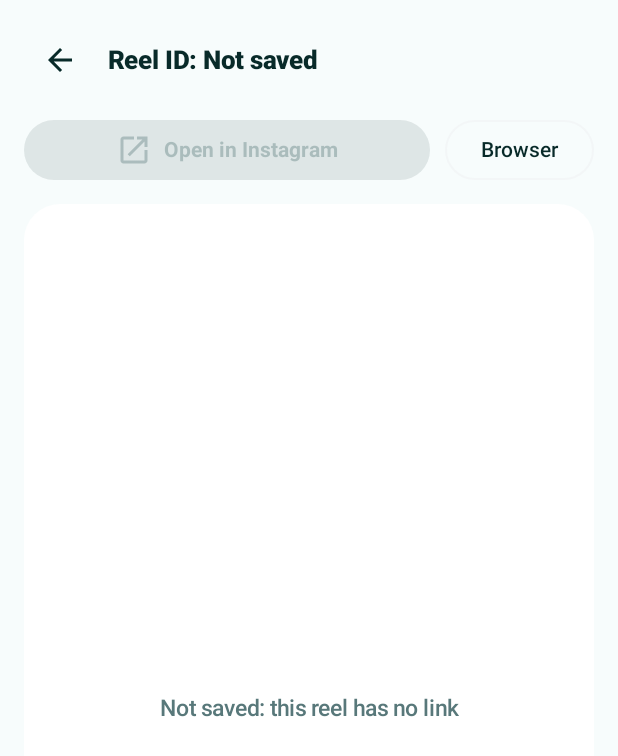
After one commit to amar175329-web/ReelReminder, an Android app built with Jetpack Compose: the composable PlayerScreen called with empty values, on a phone screen of 412 x 824 dp. The commit adds this screen. Shown: the top 756 px of the screen. Run offline under Robolectric (Android 15) with nearby library versions, the phone set to English and light mode, and no system bars.

Commit message:
feat(opener): implement ReelOpener, ShortcodeParser, MediaIdCodec, PlayerScreen, and Debug selector (Issue 1)

```diff
--- a/app/build.gradle.kts
+++ b/app/build.gradle.kts
@@ -7,7 +7,7 @@ plugins {
 
 android {
     namespace = "com.reelreminder.app"
-    compileSdk = 35
+    compileSdk = 36
 
     defaultConfig {
         applicationId = "com.reelreminder.app"
--- a/app/src/main/AndroidManifest.xml
+++ b/app/src/main/AndroidManifest.xml
@@ -1,6 +1,7 @@
 <?xml version="1.0" encoding="utf-8"?>
 <manifest xmlns:android="http://schemas.android.com/apk/res/android">
 
+    <uses-permission android:name="android.permission.INTERNET" />
     <uses-permission android:name="android.permission.POST_NOTIFICATIONS" />
     <uses-permission android:name="android.permission.SCHEDULE_EXACT_ALARM" />
     <uses-permission android:name="android.permission.RECEIVE_BOOT_COMPLETED" />
@@ -11,6 +12,10 @@
         <intent>
             <action android:name="android.intent.action.VIEW" />
             <data android:scheme="https" />
+        </intent>
+        <intent>
+            <action android:name="android.intent.action.VIEW" />
+            <data android:scheme="instagram" />
         </intent>
     </queries>
 
--- /dev/null
+++ b/app/src/main/java/com/reelreminder/app/ui/player/PlayerScreen.kt
@@ -0,0 +1,194 @@
+package com.reelreminder.app.ui.player
+
+import android.annotation.SuppressLint
+import android.net.Uri
+import android.webkit.WebResourceRequest
+import android.webkit.WebView
+import android.webkit.WebViewClient
+import androidx.compose.foundation.background
+import androidx.compose.foundation.layout.Arrangement
+import androidx.compose.foundation.layout.Box
+import androidx.compose.foundation.layout.Column
+import androidx.compose.foundation.layout.Row
+import androidx.compose.foundation.layout.Spacer
+import androidx.compose.foundation.layout.fillMaxSize
+import androidx.compose.foundation.layout.fillMaxWidth
+import androidx.compose.foundation.layout.height
+import androidx.compose.foundation.layout.padding
+import androidx.compose.foundation.layout.statusBarsPadding
+import androidx.compose.foundation.shape.RoundedCornerShape
+import androidx.compose.material.icons.Icons
+import androidx.compose.material.icons.automirrored.filled.ArrowBack
+import androidx.compose.material.icons.automirrored.filled.OpenInNew
+import androidx.compose.material3.Button
+import androidx.compose.material3.ButtonDefaults
+import androidx.compose.material3.Icon
+import androidx.compose.material3.IconButton
+import androidx.compose.material3.MaterialTheme
+import androidx.compose.material3.OutlinedButton
+import androidx.compose.material3.Surface
+import androidx.compose.material3.Text
+import androidx.compose.runtime.Composable
+import androidx.compose.runtime.remember
+import androidx.compose.ui.Alignment
+import androidx.compose.ui.Modifier
+import androidx.compose.ui.graphics.Color
+import androidx.compose.ui.text.font.FontWeight
+import androidx.compose.ui.text.style.TextOverflow
+import androidx.compose.ui.unit.dp
+import androidx.compose.ui.unit.sp
+import androidx.compose.ui.viewinterop.AndroidView
+import com.reelreminder.app.data.Reel
+import com.reelreminder.app.ui.theme.LightB1
+import com.reelreminder.app.ui.theme.LightInk
+import com.reelreminder.app.ui.theme.LightMute
+import com.reelreminder.app.ui.theme.TealDark
+import com.reelreminder.app.util.ShortcodeParser
+
+private val ALLOWED_EMBED_HOSTS = setOf(
+    "instagram.com",
+    "www.instagram.com",
+    "static.cdninstagram.com",
+    "scontent.cdninstagram.com"
+)
+
+@SuppressLint("SetJavaScriptEnabled")
+@Composable
+fun PlayerScreen(
+    reel: Reel?,
+    onBack: () -> Unit,
+    onOpenInInstagram: () -> Unit,
+    onOpenInBrowser: () -> Unit,
+    modifier: Modifier = Modifier
+) {
+    val parsed = remember(reel?.url) { ShortcodeParser.parse(reel?.url) }
+    val shortcode = parsed?.shortcode
+    val embedUrl = shortcode?.let { "https://www.instagram.com/reel/$it/embed/" }
+
+    Column(
+        modifier = modifier
+            .fillMaxSize()
+            .background(LightB1)
+            .statusBarsPadding()
+            .padding(16.dp)
+    ) {
+        Row(
+            modifier = Modifier.fillMaxWidth(),
+            verticalAlignment = Alignment.CenterVertically,
+            horizontalArrangement = Arrangement.spacedBy(8.dp)
+        ) {
+            IconButton(onClick = onBack) {
+                Icon(
+                    imageVector = Icons.AutoMirrored.Filled.ArrowBack,
+                    contentDescription = "Back",
+                    tint = LightInk
+                )
+            }
+            Column(modifier = Modifier.weight(1f)) {
+                Text(
+                    text = if (shortcode != null) "Reel ID: $shortcode" else "Reel ID: Not saved",
+                    fontWeight = FontWeight.ExtraBold,
+                    fontSize = 17.sp,
+                    color = LightInk,
+                    maxLines = 1,
+                    overflow = TextOverflow.Ellipsis
+                )
+                if (!reel?.note.isNullOrBlank()) {
+                    Text(
+                        text = reel?.note.orEmpty(),
+                        fontSize = 13.sp,
+                        color = LightMute,
+                        maxLines = 2,
+                        overflow = TextOverflow.Ellipsis
+                    )
+                }
+            }
+        }
+
+        Spacer(modifier = Modifier.height(12.dp))
+
+        Row(
+            modifier = Modifier.fillMaxWidth(),
+            horizontalArrangement = Arrangement.spacedBy(10.dp)
+        ) {
+            Button(
+                onClick = onOpenInInstagram,
+                enabled = shortcode != null,
+                modifier = Modifier.weight(1f),
+                shape = RoundedCornerShape(999.dp),
+                colors = ButtonDefaults.buttonColors(containerColor = TealDark)
+            ) {
+                Icon(
+                    imageVector = Icons.AutoMirrored.Filled.OpenInNew,
+                    contentDescription = null
+                )
+                Spacer(modifier = Modifier.padding(horizontal = 4.dp))
+                Text("Open in Instagram", fontWeight = FontWeight.Bold)
+            }
+
+            OutlinedButton(
+                onClick = onOpenInBrowser,
+                enabled = shortcode != null,
+                shape = RoundedCornerShape(999.dp)
+            ) {
+                Text("Browser", fontWeight = FontWeight.SemiBold, color = LightInk)
+            }
+        }
+
+        Spacer(modifier = Modifier.height(12.dp))
+
+        Surface(
+            modifier = Modifier
+                .fillMaxWidth()
+                .weight(1f),
+            shape = RoundedCornerShape(24.dp),
+            color = Color.White
+        ) {
+            if (embedUrl != null) {
+                AndroidView(
+                    modifier = Modifier.fillMaxSize(),
+                    factory = { ctx ->
+                        WebView(ctx).apply {
+                            settings.javaScriptEnabled = true
+                            settings.domStorageEnabled = true
+                            settings.allowFileAccess = false
+                            settings.allowContentAccess = false
+                            webViewClient = object : WebViewClient() {
+                                override fun shouldOverrideUrlLoading(
+                                    view: WebView?,
+                                    request: WebResourceRequest?
+                                ): Boolean {
+                                    val url = request?.url ?: return true
+                                    return !isAllowedEmbedUri(url)
+                                }
+                            }
+                            loadUrl(embedUrl)
+                        }
+                    },
+                    update = { webView ->
+                        if (webView.url != embedUrl) {
+                            webView.loadUrl(embedUrl)
+                        }
+                    }
+                )
+            } else {
+                Box(
+                    modifier = Modifier.fillMaxSize(),
+                    contentAlignment = Alignment.Center
+                ) {
+                    Text(
+                        text = "Not saved: this reel has no link",
+                        style = MaterialTheme.typography.bodyLarge,
+                        color = LightMute
+                    )
+                }
+            }
+        }
+    }
+}
+
+private fun isAllowedEmbedUri(uri: Uri): Boolean {
+    if (uri.scheme?.lowercase() != "https") return false
+    val host = uri.host?.lowercase() ?: return false
+    return host in ALLOWED_EMBED_HOSTS || host.endsWith(".cdninstagram.com") || host.endsWith(".fbcdn.net")
+}
--- /dev/null
+++ b/app/src/main/java/com/reelreminder/app/util/ShortcodeParser.kt
@@ -0,0 +1,48 @@
+package com.reelreminder.app.util
+
+import java.net.URI
+
+data class ParsedInstagramReel(
+    val shortcode: String,
+    val canonicalUrl: String
+)
+
+/**
+ * Extracts and validates Instagram reel/post/tv shortcodes and builds canonical URLs
+ * with tracking query parameters stripped.
+ */
+object ShortcodeParser {
+    private val urlRegex = Regex("""https?://[^\s<>"']+""", RegexOption.IGNORE_CASE)
+    private const val trailingPunctuation = ".,)]};:!?\"'…"
+    private val hostRegex = Regex("""^(?:www\.)?instagram\.com$""", RegexOption.IGNORE_CASE)
+    private val shortcodeRegex = Regex(
+        """instagram\.com/(?:reel|reels|p|tv)/([A-Za-z0-9_-]{5,})""",
+        RegexOption.IGNORE_CASE
+    )
+
+    fun parse(rawUrl: String?): ParsedInstagramReel? {
+        val candidate = rawUrl?.trim().orEmpty()
+        if (candidate.isEmpty() || candidate.any { it.isWhitespace() }) return null
+        return runCatching {
+            val uri = URI(candidate)
+            val scheme = uri.scheme?.lowercase()
+            val host = uri.host?.lowercase()
+            if (scheme != "https" || host == null || !hostRegex.matches(host)) {
+                return null
+            }
+            val match = shortcodeRegex.find(candidate) ?: return null
+            val shortcode = match.groupValues[1]
+            ParsedInstagramReel(
+                shortcode = shortcode,
+                canonicalUrl = "https://www.instagram.com/reel/$shortcode/"
+            )
+        }.getOrNull()
+    }
+
+    fun extractFromText(text: String?): ParsedInstagramReel? {
+        if (text.isNullOrBlank()) return null
+        val match = urlRegex.find(text)?.value ?: return null
+        val cleaned = match.trimEnd { it in trailingPunctuation }
+        return parse(cleaned)
+    }
+}
--- a/gradle.properties
+++ b/gradle.properties
@@ -9,3 +9,4 @@ kotlin.incremental=true
 # ARM64 build hosts need the project-local AAPT2 wrapper (Google's Maven
 # artifact is x86_64-only). On x86_64 the wrapper delegates to build-tools.
 android.aapt2FromMavenOverride=../tools/aapt2/aapt2
+android.suppressUnsupportedCompileSdk=36
```
Also changed, not shown: app/src/main/java/com/reelreminder/app/ui/ReelReminderApp.kt (+74 -5 lines), app/src/main/java/com/reelreminder/app/ui/home/TodayView.kt (+10 -0 lines), app/src/main/java/com/reelreminder/app/ui/schedule/ScheduleViewModel.kt (+5 -2 lines), app/src/main/java/com/reelreminder/app/ui/settings/SettingsDialog.kt (added, +84 -0 lines), app/src/main/java/com/reelreminder/app/util/MediaIdCodec.kt (added, +38 -0 lines), app/src/main/java/com/reelreminder/app/util/ReelOpener.kt (added, +234 -0 lines), 7 other files.
